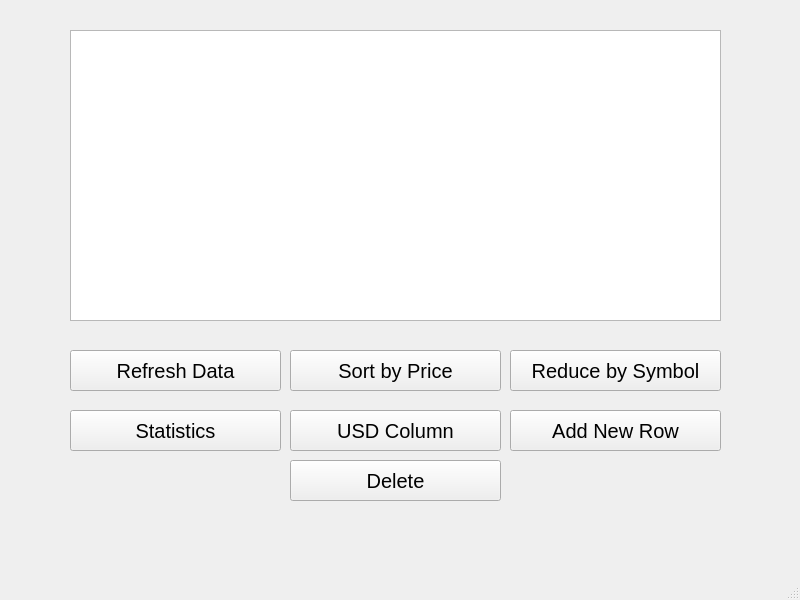
Above: MainWindow127.ui from tlinhihii/ex127 before the change. Below: the same form after it.
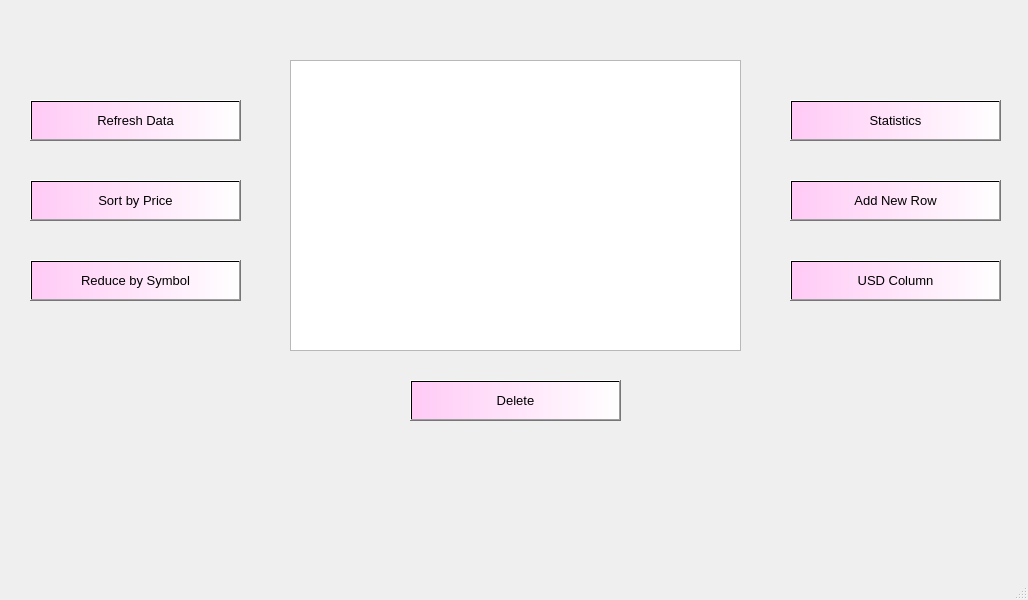
That is the form after the change. Icons and pictures are not drawn.

Diff of the .ui file:
```diff
--- a/MainWindow127.ui
+++ b/MainWindow127.ui
@@ -6,7 +6,7 @@
    <rect>
     <x>0</x>
     <y>0</y>
-    <width>800</width>
+    <width>1028</width>
     <height>600</height>
    </rect>
   </property>
@@ -17,138 +17,234 @@
    <widget class="QTableWidget" name="tableWidget">
     <property name="geometry">
      <rect>
-      <x>70</x>
-      <y>30</y>
-      <width>651</width>
+      <x>290</x>
+      <y>60</y>
+      <width>451</width>
       <height>291</height>
      </rect>
     </property>
+    <property name="font">
+     <font>
+      <pointsize>15</pointsize>
+     </font>
+    </property>
    </widget>
    <widget class="QPushButton" name="pushButtonRefresh">
     <property name="geometry">
      <rect>
-      <x>70</x>
-      <y>350</y>
+      <x>30</x>
+      <y>100</y>
       <width>211</width>
       <height>41</height>
      </rect>
     </property>
     <property name="font">
      <font>
-      <pointsize>15</pointsize>
+      <pointsize>10</pointsize>
      </font>
     </property>
+    <property name="styleSheet">
+     <string notr="true">background-color: qlineargradient(spread:pad, x1:0, y1:0, x2:1, y2:0, stop:0 rgba(255, 202, 246, 255), stop:1 rgba(255, 255, 255, 255));</string>
+    </property>
     <property name="text">
      <string>Refresh Data</string>
     </property>
+    <property name="icon">
+     <iconset>
+      <normaloff>images/2849811_refresh_arrows_multimedia_media_icon.png</normaloff>images/2849811_refresh_arrows_multimedia_media_icon.png</iconset>
+    </property>
+    <property name="iconSize">
+     <size>
+      <width>30</width>
+      <height>30</height>
+     </size>
+    </property>
    </widget>
    <widget class="QPushButton" name="pushButtonSortPrice">
     <property name="geometry">
      <rect>
-      <x>290</x>
-      <y>350</y>
+      <x>30</x>
+      <y>180</y>
       <width>211</width>
       <height>41</height>
      </rect>
     </property>
     <property name="font">
      <font>
-      <pointsize>15</pointsize>
+      <pointsize>10</pointsize>
      </font>
     </property>
+    <property name="styleSheet">
+     <string notr="true">background-color: qlineargradient(spread:pad, x1:0, y1:0, x2:1, y2:0, stop:0 rgba(255, 202, 246, 255), stop:1 rgba(255, 255, 255, 255));</string>
+    </property>
     <property name="text">
      <string>Sort by Price</string>
     </property>
+    <property name="icon">
+     <iconset>
+      <normaloff>images/4781834_filter_filters_funnel_list_sort_icon.png</normaloff>images/4781834_filter_filters_funnel_list_sort_icon.png</iconset>
+    </property>
+    <property name="iconSize">
+     <size>
+      <width>30</width>
+      <height>30</height>
+     </size>
+    </property>
    </widget>
    <widget class="QPushButton" name="pushButtonReduce">
     <property name="geometry">
      <rect>
-      <x>510</x>
-      <y>350</y>
+      <x>30</x>
+      <y>260</y>
       <width>211</width>
       <height>41</height>
      </rect>
     </property>
     <property name="font">
      <font>
-      <pointsize>15</pointsize>
+      <pointsize>10</pointsize>
      </font>
     </property>
+    <property name="styleSheet">
+     <string notr="true">background-color: qlineargradient(spread:pad, x1:0, y1:0, x2:1, y2:0, stop:0 rgba(255, 202, 246, 255), stop:1 rgba(255, 255, 255, 255));</string>
+    </property>
     <property name="text">
      <string>Reduce by Symbol</string>
     </property>
+    <property name="icon">
+     <iconset>
+      <normaloff>images/8666819_minimize_2_reduce_icon.png</normaloff>images/8666819_minimize_2_reduce_icon.png</iconset>
+    </property>
+    <property name="iconSize">
+     <size>
+      <width>30</width>
+      <height>30</height>
+     </size>
+    </property>
    </widget>
    <widget class="QPushButton" name="pushButtonStatistic">
     <property name="geometry">
      <rect>
-      <x>70</x>
-      <y>410</y>
+      <x>790</x>
+      <y>100</y>
       <width>211</width>
       <height>41</height>
      </rect>
     </property>
     <property name="font">
      <font>
-      <pointsize>15</pointsize>
+      <pointsize>10</pointsize>
      </font>
     </property>
+    <property name="styleSheet">
+     <string notr="true">background-color: qlineargradient(spread:pad, x1:0, y1:0, x2:1, y2:0, stop:0 rgba(255, 202, 246, 255), stop:1 rgba(255, 255, 255, 255));</string>
+    </property>
     <property name="text">
      <string>Statistics</string>
     </property>
+    <property name="icon">
+     <iconset>
+      <normaloff>images/7030121_statistic_analytics_ui basic_graph_app_icon.png</normaloff>images/7030121_statistic_analytics_ui basic_graph_app_icon.png</iconset>
+    </property>
+    <property name="iconSize">
+     <size>
+      <width>30</width>
+      <height>30</height>
+     </size>
+    </property>
    </widget>
    <widget class="QPushButton" name="pushButtonUSD">
     <property name="geometry">
      <rect>
-      <x>290</x>
-      <y>410</y>
+      <x>790</x>
+      <y>260</y>
       <width>211</width>
       <height>41</height>
      </rect>
     </property>
     <property name="font">
      <font>
-      <pointsize>15</pointsize>
+      <pointsize>10</pointsize>
      </font>
     </property>
+    <property name="styleSheet">
+     <string notr="true">background-color: qlineargradient(spread:pad, x1:0, y1:0, x2:1, y2:0, stop:0 rgba(255, 202, 246, 255), stop:1 rgba(255, 255, 255, 255));</string>
+    </property>
     <property name="text">
      <string>USD Column</string>
     </property>
+    <property name="icon">
+     <iconset>
+      <normaloff>images/172529_price_usd_tag_icon.png</normaloff>images/172529_price_usd_tag_icon.png</iconset>
+    </property>
+    <property name="iconSize">
+     <size>
+      <width>30</width>
+      <height>30</height>
+     </size>
+    </property>
    </widget>
    <widget class="QPushButton" name="pushButtonAdd">
     <property name="geometry">
      <rect>
-      <x>510</x>
-      <y>410</y>
+      <x>790</x>
+      <y>180</y>
       <width>211</width>
       <height>41</height>
      </rect>
     </property>
     <property name="font">
      <font>
-      <pointsize>15</pointsize>
+      <pointsize>10</pointsize>
      </font>
     </property>
+    <property name="styleSheet">
+     <string notr="true">background-color: qlineargradient(spread:pad, x1:0, y1:0, x2:1, y2:0, stop:0 rgba(255, 202, 246, 255), stop:1 rgba(255, 255, 255, 255));</string>
+    </property>
     <property name="text">
      <string>Add New Row</string>
     </property>
+    <property name="icon">
+     <iconset>
+      <normaloff>images/3669476_add_circle_ic_icon.png</normaloff>images/3669476_add_circle_ic_icon.png</iconset>
+    </property>
+    <property name="iconSize">
+     <size>
+      <width>30</width>
+      <height>30</height>
+     </size>
+    </property>
    </widget>
    <widget class="QPushButton" name="pushButtonDelete">
     <property name="geometry">
      <rect>
-      <x>290</x>
-      <y>460</y>
+      <x>410</x>
+      <y>380</y>
       <width>211</width>
       <height>41</height>
      </rect>
     </property>
     <property name="font">
      <font>
-      <pointsize>15</pointsize>
+      <pointsize>10</pointsize>
      </font>
     </property>
+    <property name="styleSheet">
+     <string notr="true">background-color: qlineargradient(spread:pad, x1:0, y1:0, x2:1, y2:0, stop:0 rgba(255, 202, 246, 255), stop:1 rgba(255, 255, 255, 255));</string>
+    </property>
     <property name="text">
      <string>Delete</string>
     </property>
+    <property name="icon">
+     <iconset>
+      <normaloff>images/1564502_basket_delete_remove_icon.png</normaloff>images/1564502_basket_delete_remove_icon.png</iconset>
+    </property>
+    <property name="iconSize">
+     <size>
+      <width>30</width>
+      <height>30</height>
+     </size>
+    </property>
    </widget>
   </widget>
   <widget class="QMenuBar" name="menubar">
```
Left out of the diff: 2 changed lines with no effect on the pictures.
